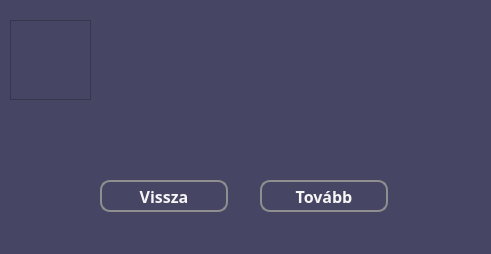
Above: src/main/resources/ui/highcontrast/highContrastGameModeInfo.ui from pkristof1999/Szakdolgozat before the change. Below: the same form after it.
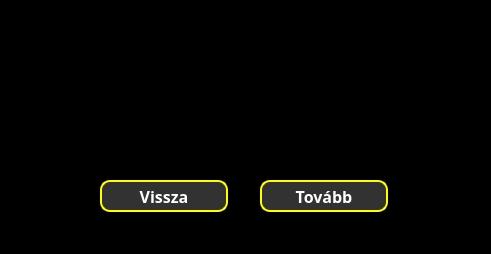
That is the form after the change.

```diff
--- a/src/main/resources/ui/highcontrast/highContrastGameModeInfo.ui
+++ b/src/main/resources/ui/highcontrast/highContrastGameModeInfo.ui
@@ -15,9 +15,9 @@
   </property>
   <property name="styleSheet">
    <string notr="true">* {
-	background-color: rgb(70, 70, 100);
+	background-color: black;
 	font-size: 16pt;
-	color: grey;
+	color: white;
 }</string>
   </property>
   <widget class="QWidget" name="centralwidget">
@@ -32,7 +32,7 @@
     </property>
     <property name="styleSheet">
      <string notr="true">* {
-	background-color: rgb(70, 70, 100);
+	background-color: black;
     font-size: 16px;
     font-weight: bold;
 }</string>
@@ -55,10 +55,10 @@
      </property>
      <property name="styleSheet">
       <string notr="true">* {
-	background-color: rgb(70, 70, 100);
-	border: 2px solid #8f8f91;
+	background-color: rgb(50, 50, 50);
+	border: 2px solid yellow;
 	border-radius: 10px;
-	color: whitesmoke;
+	color: white;
 }
 
 *:hover {
@@ -88,10 +88,10 @@
      </property>
      <property name="styleSheet">
       <string notr="true">* {
-	background-color: rgb(70, 70, 100);
-	border: 2px solid #8f8f91;
+	background-color: rgb(50, 50, 50);
+	border: 2px solid yellow;
 	border-radius: 10px;
-	color: whitesmoke;
+	color: white;
 }
 
 *:hover {
@@ -128,7 +128,7 @@
      <property name="styleSheet">
       <string notr="true">* {
 	font-size: 12pt;
-	color: whitesmoke;
+	color: white;
 }</string>
      </property>
      <property name="frameShape">
```
Left out of the diff: 8 changed lines with no effect on the pictures.
